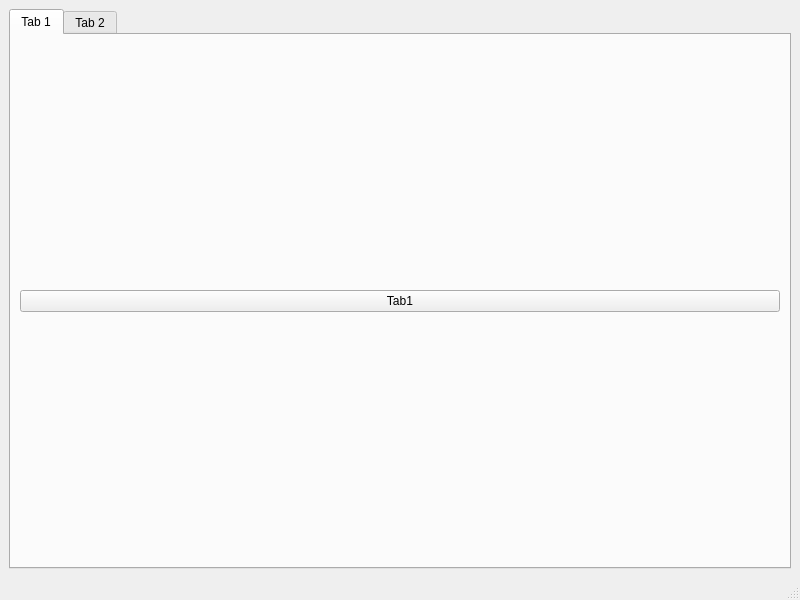
The window that qt/forms/mainwindow.ui (uebian/tronwallet) describes before a commit, drawn with Qt 5.
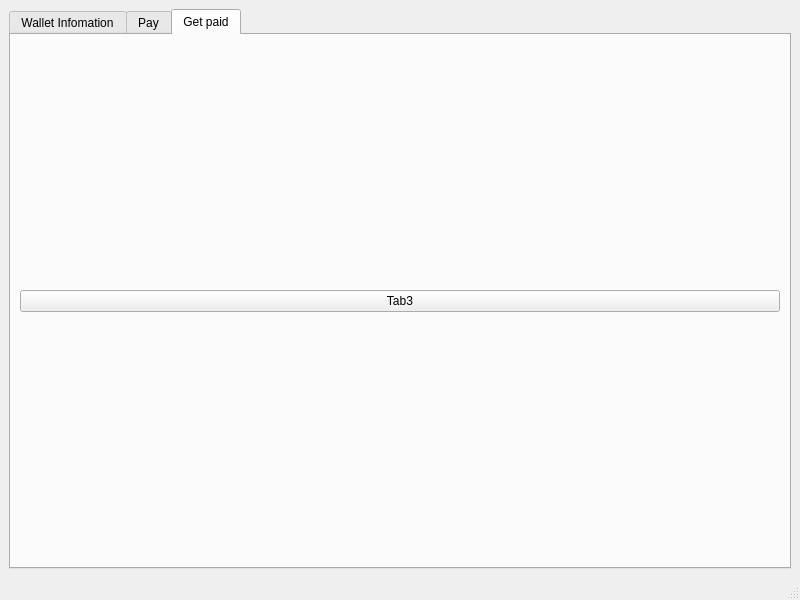
The same window after the commit.

```diff
--- a/qt/forms/mainwindow.ui
+++ b/qt/forms/mainwindow.ui
@@ -18,11 +18,11 @@
     <item>
      <widget class="QTabWidget" name="tabWidget">
       <property name="currentIndex">
-       <number>0</number>
+       <number>2</number>
       </property>
       <widget class="QWidget" name="tab">
        <attribute name="title">
-        <string>Tab 1</string>
+        <string>Wallet Infomation</string>
        </attribute>
        <layout class="QVBoxLayout" name="verticalLayout">
         <item>
@@ -36,7 +36,7 @@
       </widget>
       <widget class="QWidget" name="tab_2">
        <attribute name="title">
-        <string>Tab 2</string>
+        <string>Pay</string>
        </attribute>
        <layout class="QVBoxLayout" name="verticalLayout">
         <item>
@@ -48,6 +48,20 @@
         </item>
        </layout>
       </widget>
+      <widget class="QWidget" name="tabGetPaid">
+       <attribute name="title">
+        <string>Get paid</string>
+       </attribute>
+       <layout class="QVBoxLayout" name="verticalLayout">
+        <item>
+         <widget class="QPushButton" name="pushButton">
+          <property name="text">
+           <string>Tab3</string>
+          </property>
+         </widget>
+        </item>
+       </layout>
+      </widget>
      </widget>
     </item>
    </layout>
```
Left out of the diff: 4 changed lines with no effect on the pictures.
